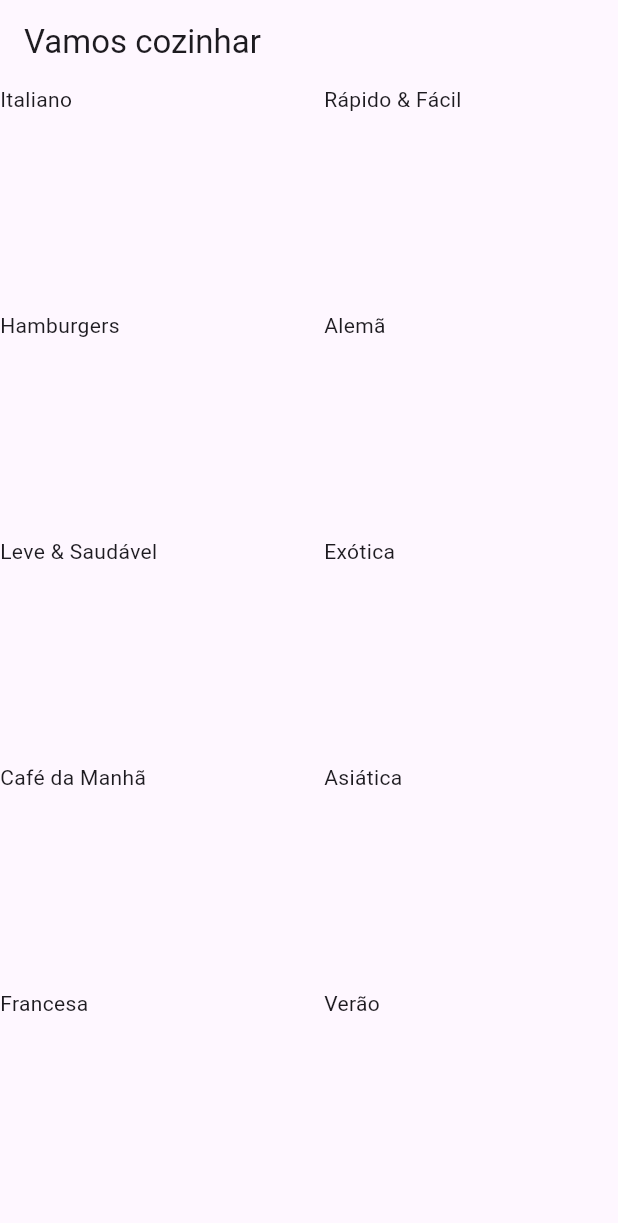
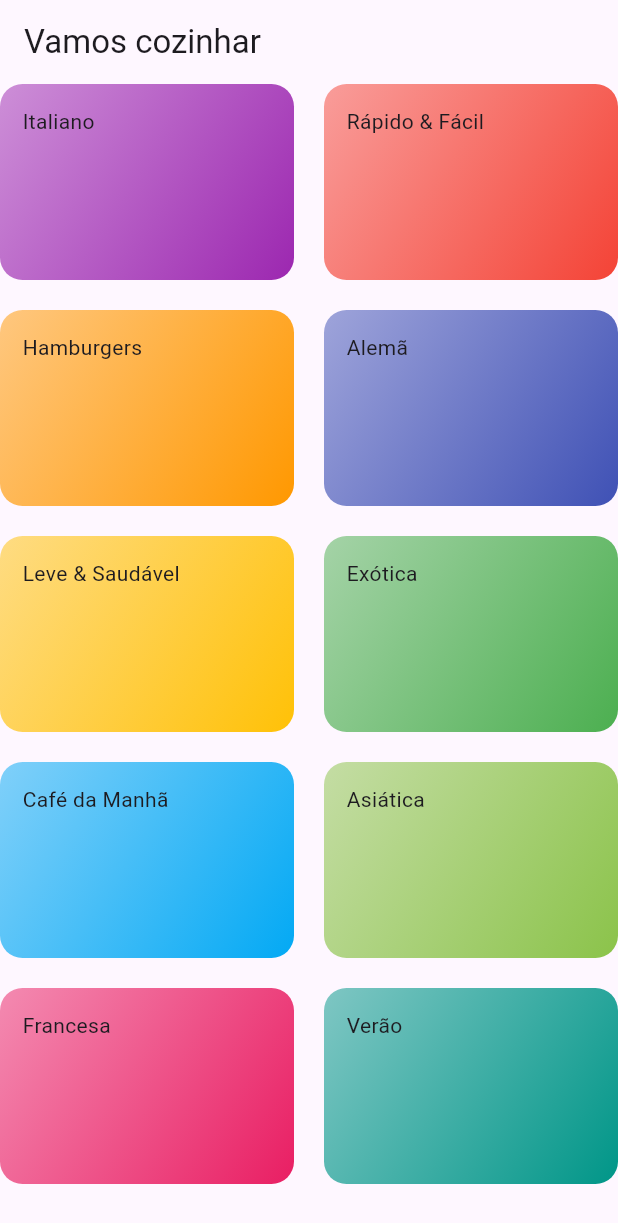
Before and after one commit to anabellypassos/app_comidas, a Flutter app: the screen it shows after launch, on a phone screen of 412 x 824 dp. Shown: the top 1223 px of the screen. Run offline on Flutter 3.47's test engine with Material 3 defaults, Android fonts, the phone set to English and light mode, and no system bars.

Commit message:
STYLE CATEGORIAS

```diff
--- a/lib/components/category_item.dart
+++ b/lib/components/category_item.dart
@@ -11,6 +11,18 @@ const CategoryItem(this.category, {super.key});
   @override
   Widget build (BuildContext context){
     return Container(
+      padding: const EdgeInsets.all(15),
+  decoration: BoxDecoration(
+    borderRadius: BorderRadius.circular(15),
+  gradient:LinearGradient(
+    colors:[
+  category.color.withOpacity(0.5),
+  category.color,
+    ],
+  begin: Alignment.topLeft,
+  end: Alignment.bottomRight,
+  )
+),
 child: Text(category.title),
     );
   }
```
